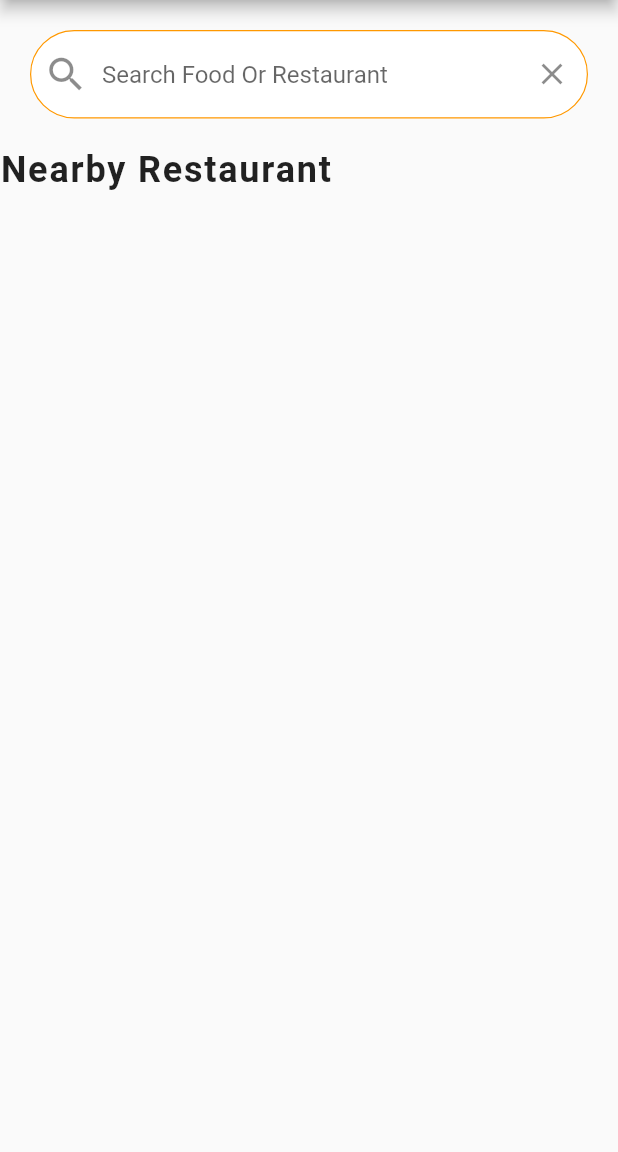
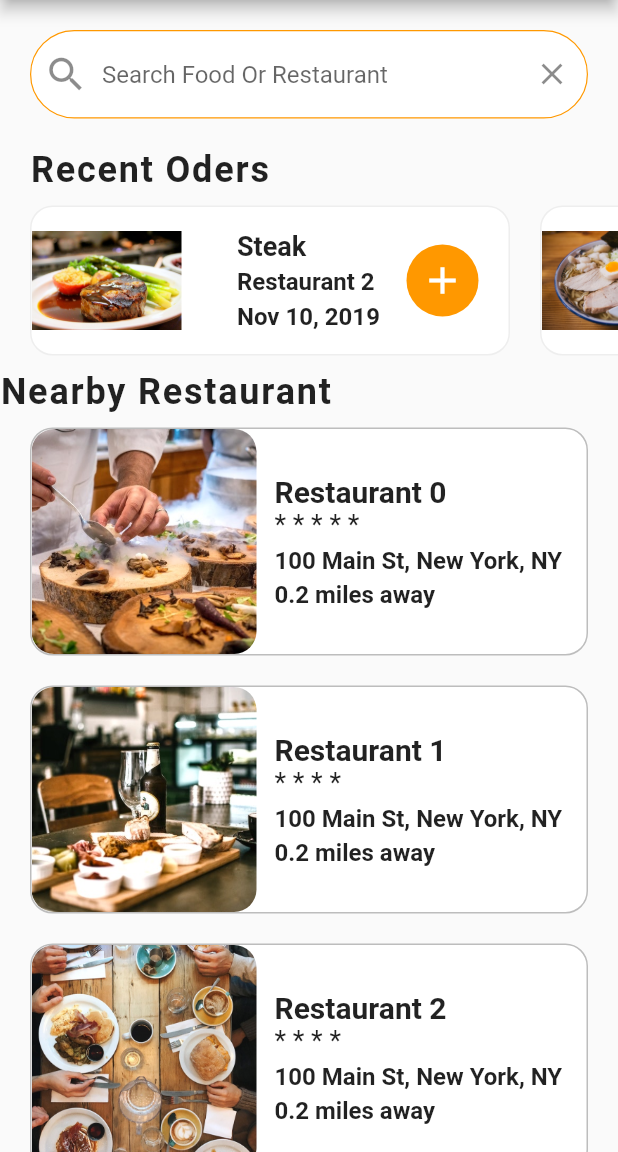
Before and after one commit to NguyenHuynhNhatNam1997/FoodDelivery, a Flutter app: the screen it shows after launch, on a phone screen of 412 x 824 dp, the part 84-1236 px from its top. Run offline on Flutter 3.47's test engine with Material 2 defaults, Android fonts, the light colour scheme and no system bars.

Commit message:
- update ui

```diff
--- a/lib/screens/home_screen.dart
+++ b/lib/screens/home_screen.dart
@@ -133,7 +133,7 @@ class _HomeScreenState extends State<HomeScreen> {
                     )),
               ),
             ),
-            // RecentOrders(),
+            RecentOrders(),
             Column(
               crossAxisAlignment: CrossAxisAlignment.start,
               children: [
@@ -147,7 +147,7 @@ class _HomeScreenState extends State<HomeScreen> {
                 ),
               ],
             ),
-            // _buidRestaurants()
+            _buidRestaurants()
           ],
         ));
   }
--- a/lib/screens/recent_orders.dart
+++ b/lib/screens/recent_orders.dart
@@ -79,7 +79,7 @@ class RecentOrders extends StatelessWidget {
       // mainAxisAlignment: MainAxisAlignment.end, // mainAxisAlignmentdành cho row
       crossAxisAlignment: CrossAxisAlignment.start,
       // crossAxisAlignment dành cho column // horizontal chiều ngang, vertical chiều dọc
-      children: const [
+      children: [
         Padding(
           padding: EdgeInsets.symmetric(horizontal: 20),
           child: Text(
@@ -90,17 +90,18 @@ class RecentOrders extends StatelessWidget {
                 letterSpacing: 1.2),
           ),
         ),
-        // Container(
-        //   child: ListView.builder(
-        //       physics: BouncingScrollPhysics(),
-        //       padding: EdgeInsets.only(left: 10),
-        //       scrollDirection: Axis.horizontal,
-        //       itemCount: currentUser.orders.length,
-        //       itemBuilder: (BuildContext context, int index) {
-        //         Order order = currentUser.orders[index];
-        //         return _buildRecentOrders(context, order);
-        //       }),
-        // )
+        Container(
+          height: 120,
+          child: ListView.builder(
+              physics: BouncingScrollPhysics(),
+              padding: EdgeInsets.only(left: 10),
+              scrollDirection: Axis.horizontal,
+              itemCount: currentUser.orders.length,
+              itemBuilder: (BuildContext context, int index) {
+                Order order = currentUser.orders[index];
+                return _buildRecentOrders(context, order);
+              }),
+        )
       ],
     );
   }
```
Also changed, not shown: lib/data/data.dart (+5 -5 lines), pubspec.lock.
